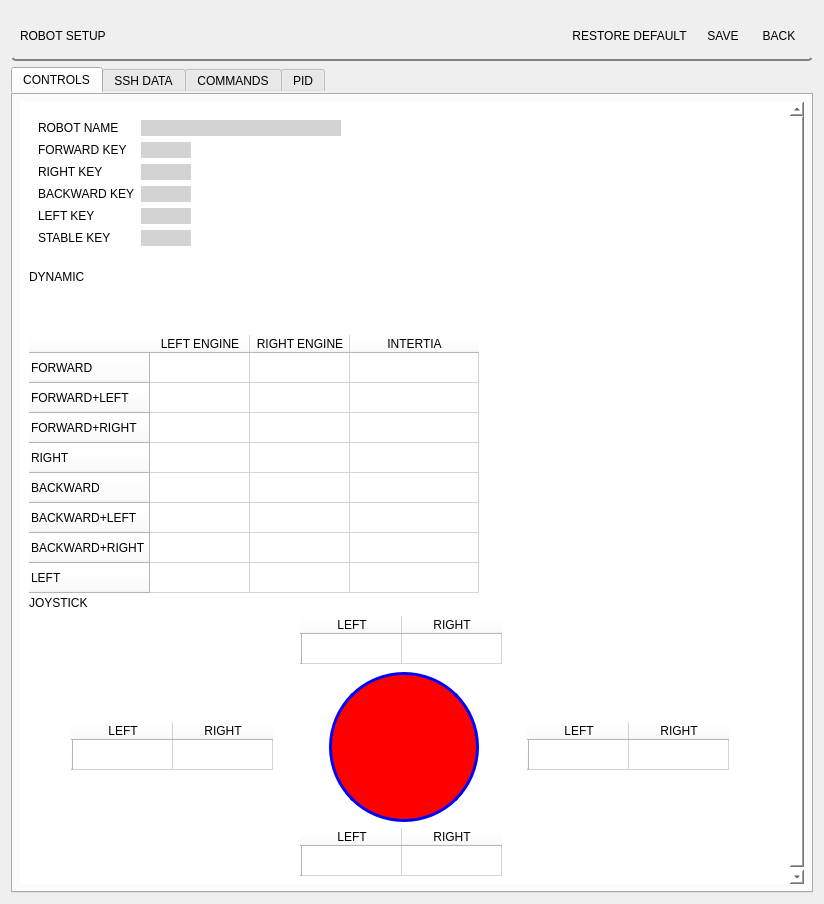
Old version of the form setup_panel/resource/setup.ui in the repository GroupOfRobots/MiniRysRQT.
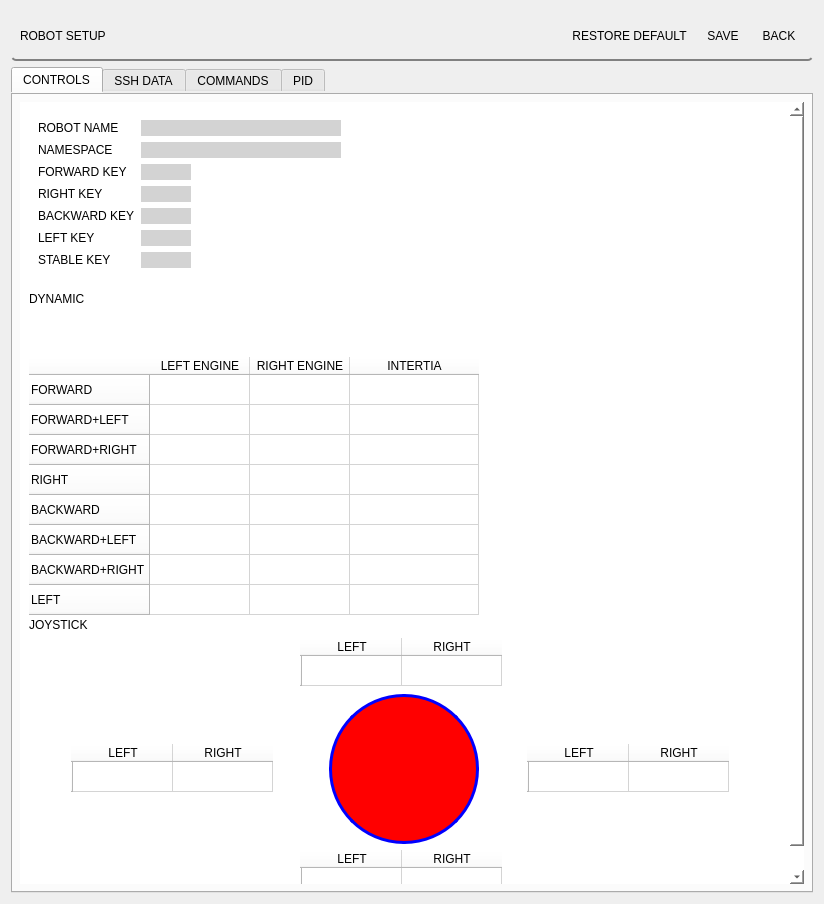
New version of the form. The open tabs and pages were chosen to show the change.

Commit message: adding robot namespace

Patch:
```diff
--- a/setup_panel/resource/setup.ui
+++ b/setup_panel/resource/setup.ui
@@ -124,7 +124,7 @@
             <x>0</x>
             <y>0</y>
             <width>774</width>
-            <height>847</height>
+            <height>884</height>
            </rect>
           </property>
           <layout class="QVBoxLayout" name="verticalLayout_10">
@@ -163,14 +163,14 @@
                 </property>
                </widget>
               </item>
-              <item row="2" column="0">
+              <item row="5" column="0">
                <widget class="QLabel" name="forwardKeyLabel">
                 <property name="text">
                  <string>FORWARD KEY</string>
                 </property>
                </widget>
               </item>
-              <item row="2" column="1">
+              <item row="5" column="1">
                <widget class="QLineEdit" name="forwardKeyInput">
                 <property name="minimumSize">
                  <size>
@@ -192,14 +192,14 @@
                 </property>
                </widget>
               </item>
-              <item row="4" column="0">
+              <item row="7" column="0">
                <widget class="QLabel" name="rightKeyLabel">
                 <property name="text">
                  <string>RIGHT KEY</string>
                 </property>
                </widget>
               </item>
-              <item row="4" column="1">
+              <item row="7" column="1">
                <widget class="QLineEdit" name="rightKeyInput">
                 <property name="maximumSize">
                  <size>
@@ -215,14 +215,14 @@
                 </property>
                </widget>
               </item>
-              <item row="6" column="0">
+              <item row="9" column="0">
                <widget class="QLabel" name="backwardKeyLabel">
                 <property name="text">
                  <string>BACKWARD KEY</string>
                 </property>
                </widget>
               </item>
-              <item row="6" column="1">
+              <item row="9" column="1">
                <widget class="QLineEdit" name="backwardKeyInput">
                 <property name="maximumSize">
                  <size>
@@ -238,14 +238,14 @@
                 </property>
                </widget>
               </item>
-              <item row="8" column="0">
+              <item row="11" column="0">
                <widget class="QLabel" name="leftKeyLabel">
                 <property name="text">
                  <string>LEFT KEY</string>
                 </property>
                </widget>
               </item>
-              <item row="8" column="1">
+              <item row="11" column="1">
                <widget class="QLineEdit" name="leftKeyInput">
                 <property name="maximumSize">
                  <size>
@@ -261,14 +261,14 @@
                 </property>
                </widget>
               </item>
-              <item row="9" column="0">
+              <item row="12" column="0">
                <widget class="QLabel" name="stableKeyLabel">
                 <property name="text">
                  <string>STABLE KEY</string>
                 </property>
                </widget>
               </item>
-              <item row="9" column="1">
+              <item row="12" column="1">
                <widget class="QLineEdit" name="stableKeyInput">
                 <property name="maximumSize">
                  <size>
@@ -284,6 +284,32 @@
                 </property>
                </widget>
               </item>
+              <item row="3" column="0">
+               <widget class="QLabel" name="namespaceNameUI">
+                <property name="text">
+                 <string>NAMESPACE</string>
+                </property>
+               </widget>
+              </item>
+              <item row="3" column="1">
+               <widget class="QLineEdit" name="namespaceLineEditUI">
+                <property name="minimumSize">
+                 <size>
+                  <width>200</width>
+                  <height>0</height>
+                 </size>
+                </property>
+                <property name="maximumSize">
+                 <size>
+                  <width>200</width>
+                  <height>16777215</height>
+                 </size>
+                </property>
+                <property name="styleSheet">
+                 <string notr="true">background: lightGray;</string>
+                </property>
+               </widget>
+              </item>
              </layout>
             </widget>
            </item>
```
Left out of the diff: 2 changed lines with no effect on the pictures. The commit also changes 5 other files.
